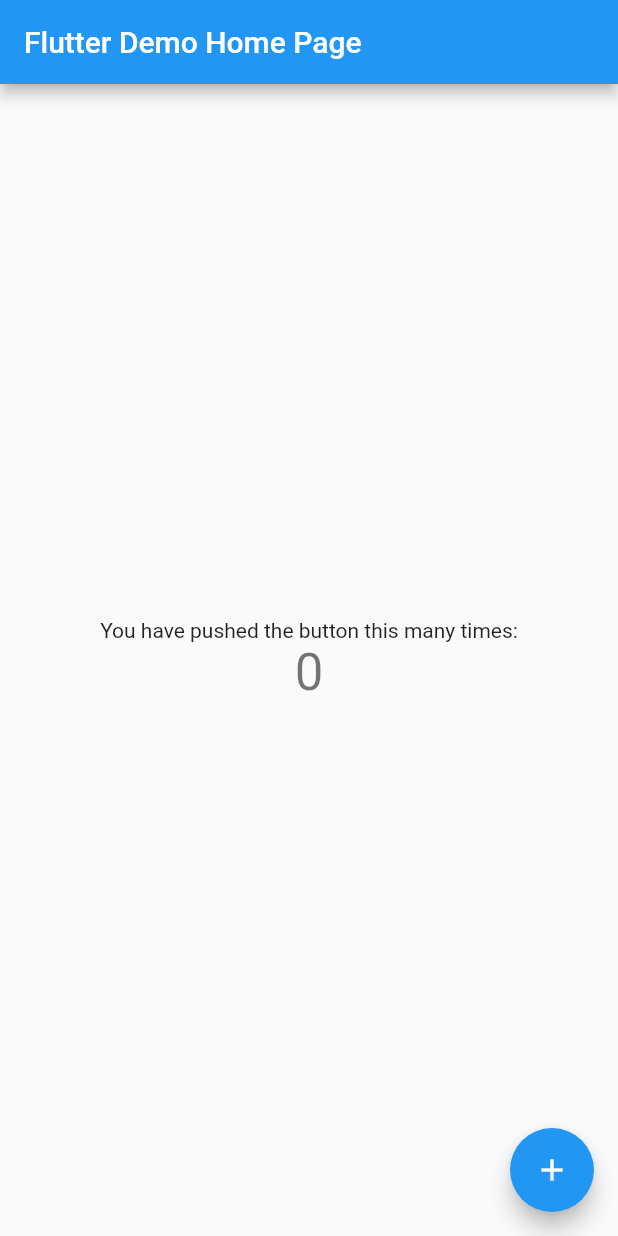
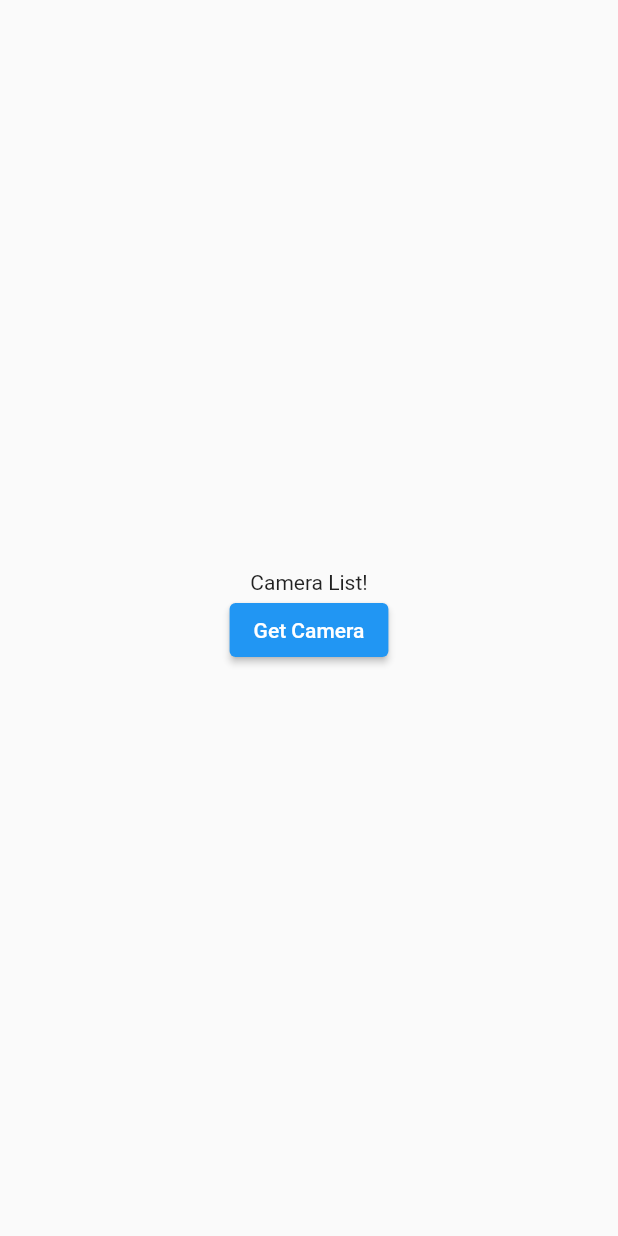
Before and after one commit to shin-shin-01/mach1_spatial_api, a Flutter app: the screen it shows after launch, on a phone screen of 412 x 824 dp. Run offline on Flutter 3.47's test engine with Material 2 defaults, Android fonts, the phone set to English and light mode, and no system bars.

Commit message:
feature: call swift-camera-function from flutter

```diff
--- a/lib/main.dart
+++ b/lib/main.dart
@@ -1,4 +1,8 @@
+// ignore_for_file: avoid_print
+
 import 'package:flutter/material.dart';
+import 'dart:async';
+import 'package:flutter/services.dart';
 
 void main() {
   runApp(const MyApp());
@@ -7,109 +11,54 @@
 class MyApp extends StatelessWidget {
   const MyApp({Key? key}) : super(key: key);
 
-  // This widget is the root of your application.
   @override
   Widget build(BuildContext context) {
     return MaterialApp(
       title: 'Flutter Demo',
       theme: ThemeData(
-        // This is the theme of your application.
-        //
-        // Try running your application with "flutter run". You'll see the
-        // application has a blue toolbar. Then, without quitting the app, try
-        // changing the primarySwatch below to Colors.green and then invoke
-        // "hot reload" (press "r" in the console where you ran "flutter run",
-        // or simply save your changes to "hot reload" in a Flutter IDE).
-        // Notice that the counter didn't reset back to zero; the application
-        // is not restarted.
         primarySwatch: Colors.blue,
       ),
-      home: const MyHomePage(title: 'Flutter Demo Home Page'),
+      home: const MyHomePage(),
     );
   }
 }
 
 class MyHomePage extends StatefulWidget {
-  const MyHomePage({Key? key, required this.title}) : super(key: key);
-
-  // This widget is the home page of your application. It is stateful, meaning
-  // that it has a State object (defined below) that contains fields that affect
-  // how it looks.
-
-  // This class is the configuration for the state. It holds the values (in this
-  // case the title) provided by the parent (in this case the App widget) and
-  // used by the build method of the State. Fields in a Widget subclass are
-  // always marked "final".
-
-  final String title;
+  const MyHomePage({Key? key}) : super(key: key);
 
   @override
   State<MyHomePage> createState() => _MyHomePageState();
 }
 
 class _MyHomePageState extends State<MyHomePage> {
-  int _counter = 0;
+  static const platform = MethodChannel('test_camera');
 
-  void _incrementCounter() {
-    setState(() {
-      // This call to setState tells the Flutter framework that something has
-      // changed in this State, which causes it to rerun the build method below
-      // so that the display can reflect the updated values. If we changed
-      // _counter without calling setState(), then the build method would not be
-      // called again, and so nothing would appear to happen.
-      _counter++;
-    });
+  Future<void> _getCamera() async {
+    print("startMethod: _getCamera");
+    try {
+      await platform.invokeMethod('getCamera');
+    } on PlatformException catch (e) {
+      print(e);
+    }
   }
 
   @override
   Widget build(BuildContext context) {
-    // This method is rerun every time setState is called, for instance as done
-    // by the _incrementCounter method above.
-    //
-    // The Flutter framework has been optimized to make rerunning build methods
-    // fast, so that you can just rebuild anything that needs updating rather
-    // than having to individually change instances of widgets.
     return Scaffold(
-      appBar: AppBar(
-        // Here we take the value from the MyHomePage object that was created by
-        // the App.build method, and use it to set our appbar title.
-        title: Text(widget.title),
-      ),
       body: Center(
-        // Center is a layout widget. It takes a single child and positions it
-        // in the middle of the parent.
         child: Column(
-          // Column is also a layout widget. It takes a list of children and
-          // arranges them vertically. By default, it sizes itself to fit its
-          // children horizontally, and tries to be as tall as its parent.
-          //
-          // Invoke "debug painting" (press "p" in the console, choose the
-          // "Toggle Debug Paint" action from the Flutter Inspector in Android
-          // Studio, or the "Toggle Debug Paint" command in Visual Studio Code)
-          // to see the wireframe for each widget.
-          //
-          // Column has various properties to control how it sizes itself and
-          // how it positions its children. Here we use mainAxisAlignment to
-          // center the children vertically; the main axis here is the vertical
-          // axis because Columns are vertical (the cross axis would be
-          // horizontal).
           mainAxisAlignment: MainAxisAlignment.center,
           children: <Widget>[
             const Text(
-              'You have pushed the button this many times:',
+              'Camera List!',
             ),
-            Text(
-              '$_counter',
-              style: Theme.of(context).textTheme.headline4,
+            ElevatedButton(
+              child: const Text('Get Camera'),
+              onPressed: _getCamera,
             ),
           ],
         ),
       ),
-      floatingActionButton: FloatingActionButton(
-        onPressed: _incrementCounter,
-        tooltip: 'Increment',
-        child: const Icon(Icons.add),
-      ), // This trailing comma makes auto-formatting nicer for build methods.
     );
   }
 }
```
Also changed, not shown: 2 other files.
